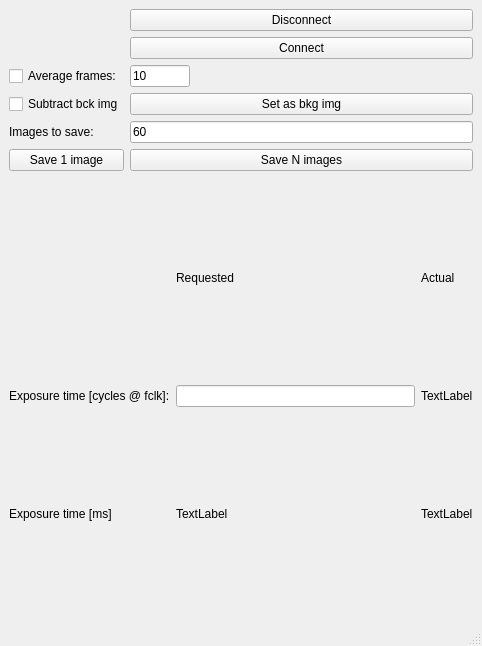
Old version of the form main.ui in the repository jddes/cameraprocess.
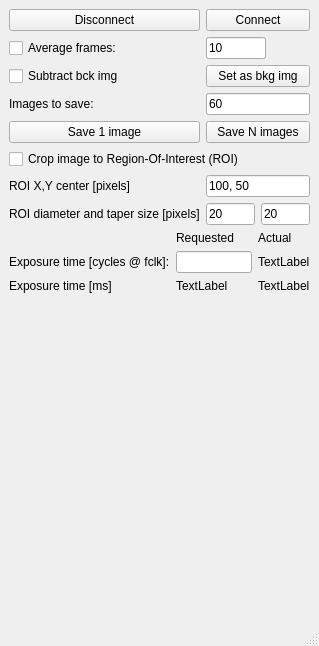
New version of the form.

Commit message: ROI works minimally (crashes on incorrect params)

Diff of the .ui file:
```diff
--- a/main.ui
+++ b/main.ui
@@ -6,7 +6,7 @@
    <rect>
     <x>0</x>
     <y>0</y>
-    <width>482</width>
+    <width>319</width>
     <height>646</height>
    </rect>
   </property>
@@ -44,6 +44,13 @@
         </property>
        </widget>
       </item>
+      <item row="8" column="0">
+       <widget class="QLabel" name="label_7">
+        <property name="text">
+         <string>ROI diameter and taper size [pixels]</string>
+        </property>
+       </widget>
+      </item>
       <item row="1" column="1">
        <widget class="QPushButton" name="btnConnect">
         <property name="text">
@@ -79,13 +86,6 @@
         </property>
        </widget>
       </item>
-      <item row="0" column="1">
-       <widget class="QPushButton" name="btnDisconnect">
-        <property name="text">
-         <string>Disconnect</string>
-        </property>
-       </widget>
-      </item>
       <item row="2" column="0">
        <widget class="QCheckBox" name="chkAvg">
         <property name="text">
@@ -94,10 +94,52 @@
        </widget>
       </item>
       <item row="6" column="0" colspan="2">
+       <widget class="QCheckBox" name="chkROI">
+        <property name="text">
+         <string>Crop image to Region-Of-Interest (ROI)</string>
+        </property>
+       </widget>
+      </item>
+      <item row="7" column="0">
+       <widget class="QLabel" name="label_6">
+        <property name="text">
+         <string>ROI X,Y center [pixels]</string>
+        </property>
+       </widget>
+      </item>
+      <item row="9" column="0" colspan="2">
        <layout class="QGridLayout" name="gridLayout_2">
+        <item row="2" column="2">
+         <widget class="QLabel" name="lblExposureMSActual">
+          <property name="text">
+           <string>TextLabel</string>
+          </property>
+         </widget>
+        </item>
+        <item row="2" column="1">
+         <widget class="QLabel" name="lblExposureMSRequested">
+          <property name="text">
+           <string>TextLabel</string>
+          </property>
+         </widget>
+        </item>
         <item row="1" column="1">
          <widget class="QLineEdit" name="editExposureCount"/>
         </item>
+        <item row="1" column="2">
+         <widget class="QLabel" name="lblExposureCounts">
+          <property name="text">
+           <string>TextLabel</string>
+          </property>
+         </widget>
+        </item>
+        <item row="2" column="0">
+         <widget class="QLabel" name="label_5">
+          <property name="text">
+           <string>Exposure time [ms]</string>
+          </property>
+         </widget>
+        </item>
         <item row="1" column="0">
          <widget class="QLabel" name="label_2">
           <property name="text">
@@ -119,36 +161,53 @@
           </property>
          </widget>
         </item>
-        <item row="2" column="0">
-         <widget class="QLabel" name="label_5">
+       </layout>
+      </item>
+      <item row="7" column="1">
+       <widget class="QLineEdit" name="editROIcenter">
+        <property name="text">
+         <string>100, 50</string>
+        </property>
+       </widget>
+      </item>
+      <item row="8" column="1">
+       <layout class="QHBoxLayout" name="horizontalLayout_2">
+        <item>
+         <widget class="QLineEdit" name="editROIradius">
           <property name="text">
-           <string>Exposure time [ms]</string>
+           <string>20</string>
           </property>
          </widget>
         </item>
-        <item row="2" column="1">
-         <widget class="QLabel" name="lblExposureMSRequested">
+        <item>
+         <widget class="QLineEdit" name="editROItaper">
           <property name="text">
-           <string>TextLabel</string>
+           <string>20</string>
           </property>
          </widget>
         </item>
-        <item row="2" column="2">
-         <widget class="QLabel" name="lblExposureMSActual">
-          <property name="text">
-           <string>TextLabel</string>
-          </property>
-         </widget>
-        </item>
-        <item row="1" column="2">
-         <widget class="QLabel" name="lblExposureCounts">
-          <property name="text">
-           <string>TextLabel</string>
-          </property>
-         </widget>
-        </item>
        </layout>
       </item>
+      <item row="1" column="0">
+       <widget class="QPushButton" name="btnDisconnect">
+        <property name="text">
+         <string>Disconnect</string>
+        </property>
+       </widget>
+      </item>
+      <item row="10" column="1">
+       <spacer name="verticalSpacer">
+        <property name="orientation">
+         <enum>Qt::Vertical</enum>
+        </property>
+        <property name="sizeHint" stdset="0">
+         <size>
+          <width>20</width>
+          <height>40</height>
+         </size>
+        </property>
+       </spacer>
+      </item>
      </layout>
     </item>
    </layout>
```
The commit also changes 2 other files.
